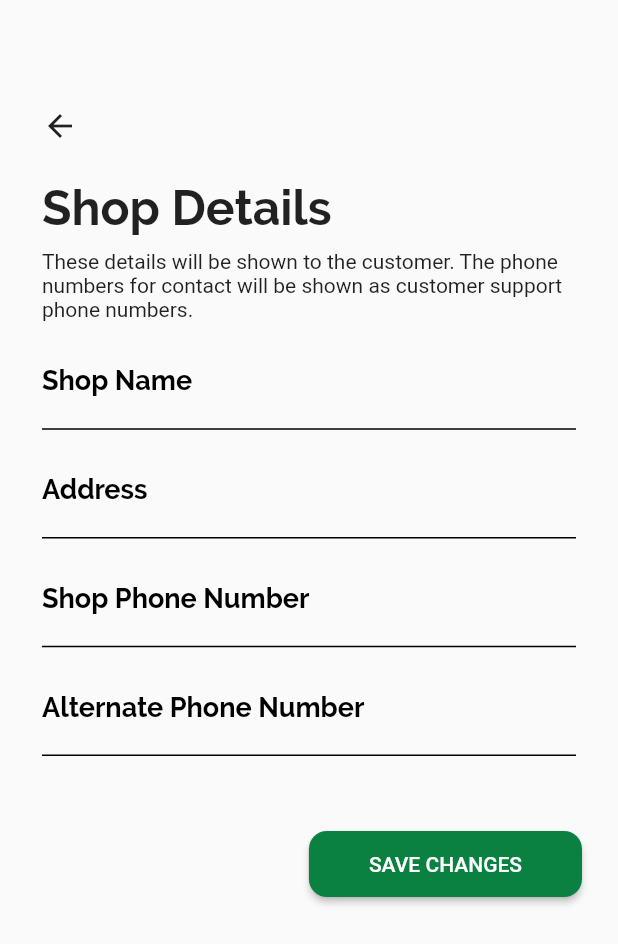
After one commit to sivaperumal644/pazhamudir_emart, a Flutter app: the HomeScreen screen opened directly, in the side drawer, after a tap on "SHOP DETAILS", on a phone screen of 412 x 824 dp. The commit adds this screen. Shown: the top 944 px of the screen. Run offline on Flutter 3.47's test engine with Material 2 defaults, Android fonts, the phone set to English and light mode, and no system bars.

Commit message:
shop details screen designed.

```diff
--- /dev/null
+++ b/lib/components/DetailsTextField.dart
@@ -0,0 +1,39 @@
+import 'package:flutter/material.dart';
+import 'package:pazhamuthir_emart/constants/colors.dart';
+
+class DetailsTextField extends StatelessWidget {
+  String inputText;
+  DetailsTextField({
+    Key key,
+    String inputText,
+  }) : super(key: key) {
+    this.inputText = inputText;
+  }
+
+  @override
+  Widget build(BuildContext context) {
+    return Padding(
+      padding: const EdgeInsets.only(top: 10.0, left: 28.0, right: 28.0),
+      child: TextField(
+        style: TextStyle(
+            color: BLACK_COLOR,
+            fontFamily: 'Raleway',
+            fontSize: 18,
+            fontWeight: FontWeight.bold),
+        decoration: InputDecoration(
+            focusedBorder: UnderlineInputBorder(
+                borderSide: BorderSide(color: BLACK_COLOR)),
+            enabledBorder: UnderlineInputBorder(
+                borderSide: BorderSide(color: BLACK_COLOR)),
+            border: UnderlineInputBorder(
+                borderSide: BorderSide(color: BLACK_COLOR)),
+            labelStyle: TextStyle(
+              color: BLACK_COLOR,
+              fontFamily: 'Raleway',
+              fontSize: 18,
+            ),
+            labelText: inputText),
+      ),
+    );
+  }
+}
--- /dev/null
+++ b/lib/components/SecondaryButtonWidget.dart
@@ -0,0 +1,30 @@
+import 'package:flutter/material.dart';
+import 'package:pazhamuthir_emart/constants/colors.dart';
+
+class SecondaryButtonWidget extends StatelessWidget {
+  String buttonText;
+  SecondaryButtonWidget({
+    Key key,
+    String buttonText,
+  }) : super(key: key) {
+    this.buttonText = buttonText;
+  }
+
+  @override
+  Widget build(BuildContext context) {
+    return RaisedButton(
+      color: GREEN_COLOR,
+      onPressed: () {},
+      shape: new RoundedRectangleBorder(
+          borderRadius: new BorderRadius.circular(12.0)),
+      child: Padding(
+        padding: const EdgeInsets.only(
+            left: 24.0, right: 24.0, top: 14.0, bottom: 14.0),
+        child: Text(
+          buttonText,
+          style: TextStyle(color: WHITE_COLOR, fontSize: 14),
+        ),
+      ),
+    );
+  }
+}
--- a/lib/navigation_drawer.dart
+++ b/lib/navigation_drawer.dart
@@ -1,6 +1,7 @@
 import 'package:flutter/material.dart';
 import 'package:flutter/rendering.dart';
 import 'package:pazhamuthir_emart/constants/colors.dart';
+import 'package:pazhamuthir_emart/screens/ShopDetailsScreens.dart';
 
 class Navigation extends StatelessWidget {
   @override
@@ -64,6 +65,12 @@ class Navigation extends StatelessWidget {
             Padding(
               padding: const EdgeInsets.only(left: 16.0),
               child: ListTile(
+                onTap: () {
+                  Navigator.push(
+                      context,
+                      MaterialPageRoute(
+                          builder: (context) => ShopDetailsScreen()));
+                },
                 title: Text(
                   'SHOP DETAILS',
                   style: TextStyle(fontSize: 16, color: WHITE_COLOR),
--- /dev/null
+++ b/lib/screens/ShopDetailsScreens.dart
@@ -0,0 +1,41 @@
+import 'package:flutter/material.dart';
+import 'package:pazhamuthir_emart/components/AppTitleWidget.dart';
+import 'package:pazhamuthir_emart/components/DetailsTextField.dart';
+import 'package:pazhamuthir_emart/components/SecondaryButtonWidget.dart';
+import 'package:pazhamuthir_emart/constants/colors.dart';
+
+class ShopDetailsScreen extends StatelessWidget {
+  @override
+  Widget build(BuildContext context) {
+    return Scaffold(
+        body: Column(
+      children: <Widget>[
+        Padding(
+          padding: const EdgeInsets.only(left: 20.0, right: 20.0),
+          child: AppTitleWidget(
+              title: 'Shop Details',
+              subtitle:
+                  'These details will be shown to the customer. The phone numbers for contact will be shown as customer support phone numbers.'),
+        ),
+        new DetailsTextField(
+          inputText: 'Shop Name',
+        ),
+        DetailsTextField(
+          inputText: 'Address',
+        ),
+        DetailsTextField(
+          inputText: 'Shop Phone Number',
+        ),
+        DetailsTextField(
+          inputText: 'Alternate Phone Number',
+        ),
+        Padding(
+          padding: const EdgeInsets.only(top: 48, right: 24),
+          child: Align(
+              alignment: Alignment.centerRight,
+              child: new SecondaryButtonWidget(buttonText: 'SAVE CHANGES')),
+        )
+      ],
+    ));
+  }
+}
```
